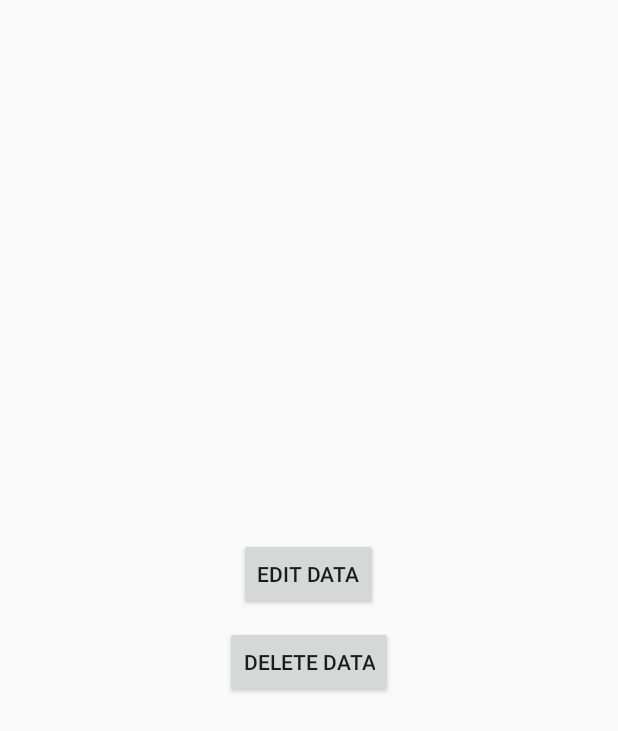
After one commit to UB8044/TestBarang, an Android app: the layout dialog_option.xml on its own in the app's theme, with its tools: preview values and no code run, on a phone screen of 412 x 824 dp. The commit adds this screen. Shown: the top 731 px of the screen. Run offline under Robolectric (Android 15) with nearby library versions, the phone set to English and light mode, and no system bars.

Commit message:
Update and Delete Data

```diff
--- a/app/build.gradle
+++ b/app/build.gradle
@@ -29,4 +29,5 @@ dependencies {
     implementation 'com.google.firebase:firebase-database:19.3.0'
     implementation 'androidx.multidex:multidex:2.0.1'
     implementation 'androidx.recyclerview:recyclerview:1.0.0'
+    implementation 'com.google.android.material:material:1.0.0'
 }
--- a/app/src/main/AndroidManifest.xml
+++ b/app/src/main/AndroidManifest.xml
@@ -11,9 +11,9 @@
         android:roundIcon="@mipmap/ic_launcher_round"
         android:supportsRtl="true"
         android:theme="@style/AppTheme">
-        <activity android:name=".LihatBarang"
-            android:label="@string/txtJudul3">
-        </activity>
+        <activity
+            android:name=".LihatBarang"
+            android:label="@string/txtJudul3"></activity>
         <activity android:name=".TambahData" />
         <activity android:name=".MainActivity">
             <intent-filter>
--- /dev/null
+++ b/app/src/main/res/layout/dialog_option.xml
@@ -0,0 +1,23 @@
+<?xml version="1.0" encoding="utf-8"?>
+<LinearLayout xmlns:android="http://schemas.android.com/apk/res/android"
+    android:orientation="vertical"
+    android:layout_width="match_parent"
+    android:layout_height="match_parent"
+    android:padding="10dp"
+    android:gravity="center">
+
+    <Button
+        android:id="@+id/btEdit"
+        android:layout_width="wrap_content"
+        android:layout_height="wrap_content"
+        android:layout_margin="5dp"
+        android:text="@string/btEdit"/>
+
+    <Button
+        android:id="@+id/btDelete"
+        android:layout_width="wrap_content"
+        android:layout_height="wrap_content"
+        android:layout_margin="5dp"
+        android:text="@string/btDelete"/>
+
+</LinearLayout>
--- a/app/src/main/res/values/strings.xml
+++ b/app/src/main/res/values/strings.xml
@@ -2,7 +2,10 @@
     <string name="app_name">Test Firebase</string>
     <string name="btTambah">Tambah Data</string>
     <string name="btLihat">Lihat Data</string>
+    <string name="btEdit">Edit Data</string>
+    <string name="btDelete">Delete Data</string>
     <string name="bOk">Submit Data</string>
+    <string name="bSave">Save Data</string>
     <string name="eno">Kode Barang</string>
     <string name="enama">Nama Barang</string>
     <string name="txtJudul1">ACTIVITAS</string>
```
Also changed, not shown: app/src/main/java/com/example/testbarang/AdapterLihatBarang.java (+43 -10 lines), app/src/main/java/com/example/testbarang/LihatBarang.java (+26 -11 lines), app/src/main/java/com/example/testbarang/TambahData.java (+31 -0 lines).
